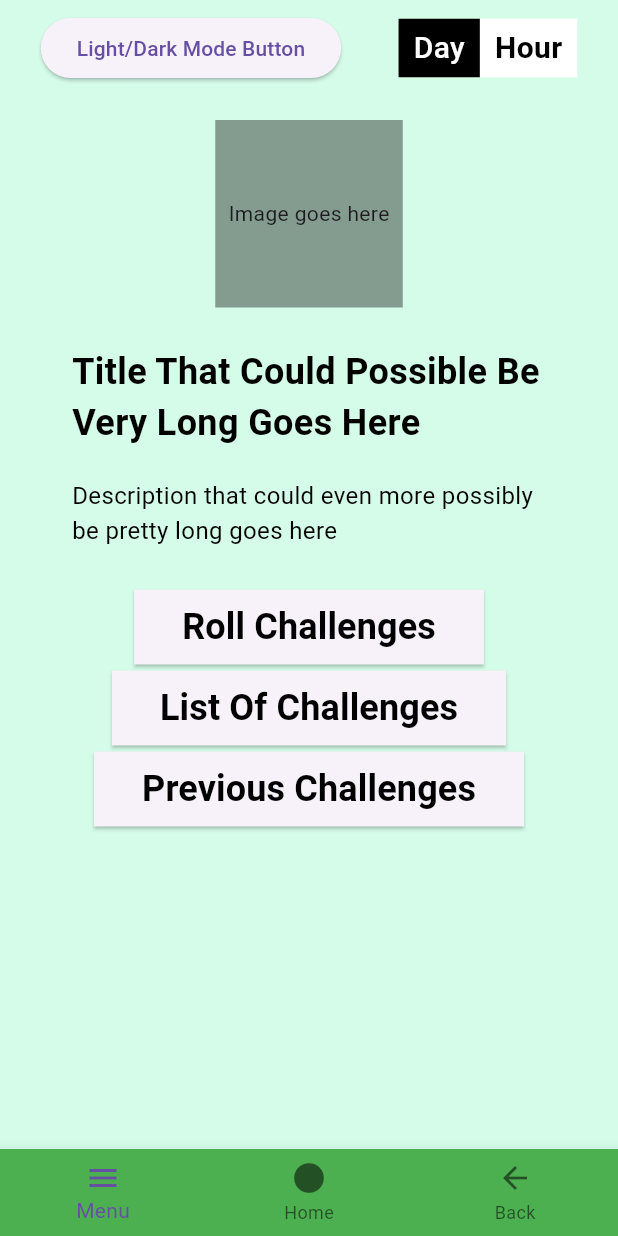
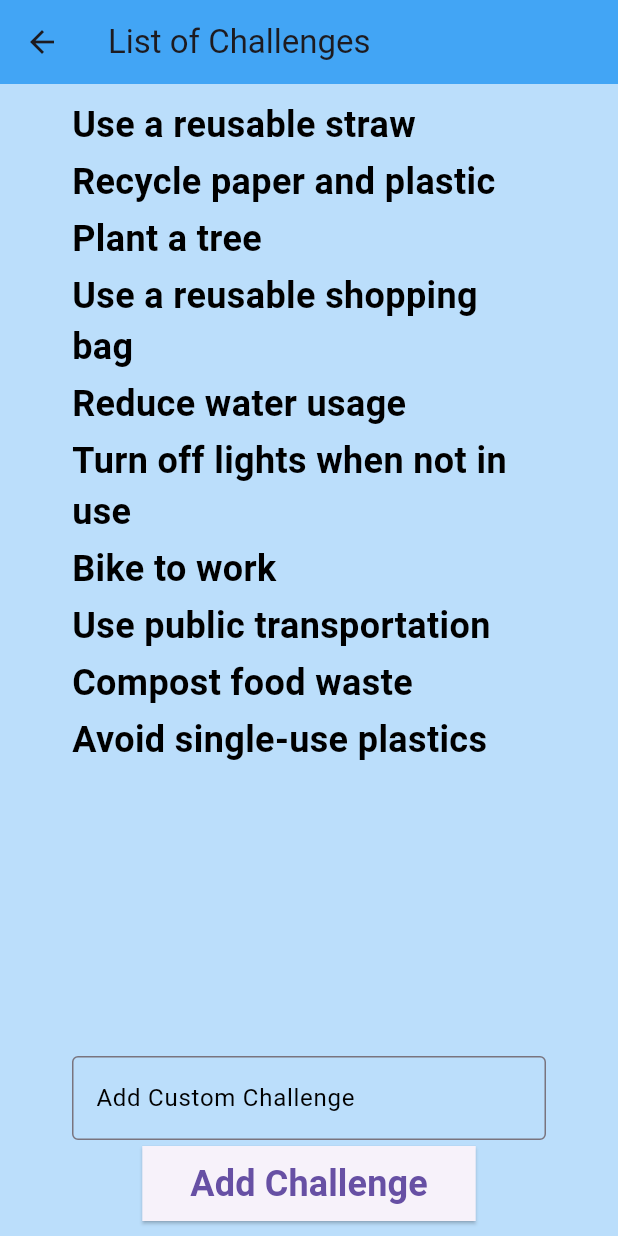
Before and after one commit to Sabagan/EcoQuest, a Flutter app: the screen it shows after launch, after a tap on "List Of Challenges", on a phone screen of 412 x 824 dp. Run offline on Flutter 3.47's test engine with Material 3 defaults, Android fonts, the phone set to English and light mode, and no system bars.

Commit message:
Challenge Page

```diff
--- a/lib/main.dart
+++ b/lib/main.dart
@@ -1,4 +1,5 @@
 import 'package:ecoquest/pages/main_page.dart';
+import 'package:ecoquest/pages/list_challenges_page.dart';
 import 'package:flutter/material.dart';
 
 void main() {
@@ -32,6 +33,8 @@ class _MyAppState extends State<MyApp> {
       routes: {
         '/': (context) =>
             MainPage(toggleTheme: _toggleTheme, isDarkMode: _isDarkMode),
+        '/list_challenges': (context) =>
+            ListChallengesPage(isDarkMode: _isDarkMode),
       },
     );
   }
--- /dev/null
+++ b/lib/pages/list_challenges_page.dart
@@ -0,0 +1,102 @@
+import 'package:flutter/material.dart';
+
+class ListChallengesPage extends StatefulWidget {
+  final bool isDarkMode;
+
+  const ListChallengesPage({super.key, required this.isDarkMode});
+
+  @override
+  _ListChallengesPageState createState() => _ListChallengesPageState();
+}
+
+class _ListChallengesPageState extends State<ListChallengesPage> {
+  final List<String> challenges = [
+    "Use a reusable straw",
+    "Recycle paper and plastic",
+    "Plant a tree",
+    "Use a reusable shopping bag",
+    "Reduce water usage",
+    "Turn off lights when not in use",
+    "Bike to work",
+    "Use public transportation",
+    "Compost food waste",
+    "Avoid single-use plastics"
+  ];
+
+  final TextEditingController _controller = TextEditingController();
+
+  void _addCustomChallenge() {
+    if (_controller.text.isNotEmpty) {
+      setState(() {
+        challenges.add(_controller.text);
+        _controller.clear();
+      });
+    }
+  }
+
+  @override
+  Widget build(BuildContext context) {
+    final textStyle = TextStyle(
+      color: widget.isDarkMode ? Colors.white : Colors.black,
+      fontSize: 24,
+      fontWeight: FontWeight.bold,
+    );
+
+    return Scaffold(
+      backgroundColor: widget.isDarkMode ? Colors.blue[400] : Colors.blue[100],
+      appBar: AppBar(
+        title: const Text("List of Challenges"),
+        backgroundColor:
+            widget.isDarkMode ? Colors.blue[100] : Colors.blue[400],
+      ),
+      body: Padding(
+        padding: const EdgeInsets.all(8.0),
+        child: Column(
+          children: [
+            Expanded(
+              child: ListView.builder(
+                itemCount: challenges.length,
+                itemBuilder: (context, index) {
+                  return Padding(
+                    padding:
+                        const EdgeInsets.symmetric(vertical: 2, horizontal: 40),
+                    child: Text(challenges[index], style: textStyle),
+                  );
+                },
+              ),
+            ),
+            Padding(
+              padding: const EdgeInsets.symmetric(vertical: 2, horizontal: 40),
+              child: TextField(
+                controller: _controller,
+                decoration: InputDecoration(
+                  labelText: "Add Custom Challenge",
+                  labelStyle: TextStyle(
+                      color: widget.isDarkMode ? Colors.white : Colors.black),
+                  border: const OutlineInputBorder(),
+                ),
+                style: TextStyle(
+                    color: widget.isDarkMode ? Colors.white : Colors.black),
+              ),
+            ),
+            Padding(
+              padding: const EdgeInsets.symmetric(vertical: 2, horizontal: 40),
+              child: ElevatedButton(
+                style: ElevatedButton.styleFrom(
+                  shape: const RoundedRectangleBorder(),
+                ),
+                onPressed: _addCustomChallenge,
+                child: const Padding(
+                  padding: EdgeInsets.all(8.0),
+                  child: Text("Add Challenge",
+                      style:
+                          TextStyle(fontSize: 24, fontWeight: FontWeight.bold)),
+                ),
+              ),
+            ),
+          ],
+        ),
+      ),
+    );
+  }
+}
--- a/lib/pages/main_page.dart
+++ b/lib/pages/main_page.dart
@@ -9,13 +9,22 @@ class MainPage extends StatelessWidget {
 
   @override
   Widget build(BuildContext context) {
+    final textStyle = TextStyle(
+      color: isDarkMode ? Colors.white : Colors.black,
+      fontSize: 24,
+      fontWeight: FontWeight.bold,
+    );
+
+    final descriptionStyle = TextStyle(
+      color: isDarkMode ? Colors.white : Colors.black,
+      fontSize: 16,
+      fontWeight: FontWeight.normal,
+    );
+
     return Scaffold(
-      backgroundColor: isDarkMode
-          ? Color.fromARGB(255, 11, 63, 24)
-          : const Color.fromARGB(255, 213, 252, 233),
+      backgroundColor: isDarkMode ? Colors.blue[400] : Colors.blue[100],
       bottomNavigationBar: BottomNavigationBar(
-        backgroundColor:
-            isDarkMode ? Color.fromARGB(255, 27, 81, 50) : Colors.green,
+        backgroundColor: isDarkMode ? Colors.blue[100] : Colors.blue[400],
         items: const [
           BottomNavigationBarItem(icon: Icon(Icons.menu), label: "Menu"),
           BottomNavigationBarItem(icon: Icon(Icons.circle), label: "Home"),
@@ -80,13 +89,8 @@ class MainPage extends StatelessWidget {
               padding: const EdgeInsets.symmetric(vertical: 2, horizontal: 40),
               child: Align(
                 alignment: Alignment.centerLeft,
-                child: const Text(
-                  "Title That Could Possible Be Very Long Goes Here",
-                  style: TextStyle(
-                      color: Colors.black,
-                      fontSize: 24,
-                      fontWeight: FontWeight.bold),
-                ),
+                child: Text("Title That Could Possible Be Very Long Goes Here",
+                    style: textStyle),
               ),
             ),
             const SizedBox(
@@ -96,13 +100,9 @@ class MainPage extends StatelessWidget {
               padding: const EdgeInsets.symmetric(vertical: 2, horizontal: 40),
               child: Align(
                 alignment: Alignment.centerLeft,
-                child: const Text(
-                  "Description that could even more possibly be pretty long goes here",
-                  style: TextStyle(
-                      color: Colors.black,
-                      fontSize: 16,
-                      fontWeight: FontWeight.normal),
-                ),
+                child: Text(
+                    "Description that could even more possibly be pretty long goes here",
+                    style: descriptionStyle),
               ),
             ),
             const SizedBox(
@@ -115,15 +115,9 @@ class MainPage extends StatelessWidget {
                   shape: const RoundedRectangleBorder(),
                 ),
                 onPressed: () => print("Roll challenges"),
-                child: const Padding(
-                  padding: EdgeInsets.all(8.0),
-                  child: Text(
-                    "Roll Challenges",
-                    style: TextStyle(
-                        color: Colors.black,
-                        fontSize: 24,
-                        fontWeight: FontWeight.bold),
-                  ),
+                child: Padding(
+                  padding: const EdgeInsets.all(8.0),
+                  child: Text("Roll Challenges", style: textStyle),
                 ),
               ),
             ),
@@ -133,16 +127,12 @@ class MainPage extends StatelessWidget {
                 style: ElevatedButton.styleFrom(
                   shape: const RoundedRectangleBorder(),
                 ),
-                onPressed: () => print("List Of Challenges"),
-                child: const Padding(
-                  padding: EdgeInsets.all(8.0),
-                  child: Text(
-                    "List Of Challenges",
-                    style: TextStyle(
-                        color: Colors.black,
-                        fontSize: 24,
-                        fontWeight: FontWeight.bold),
-                  ),
+                onPressed: () {
+                  Navigator.pushNamed(context, '/list_challenges');
+                },
+                child: Padding(
+                  padding: const EdgeInsets.all(8.0),
+                  child: Text("List Of Challenges", style: textStyle),
                 ),
               ),
             ),
@@ -153,15 +143,9 @@ class MainPage extends StatelessWidget {
                   shape: const RoundedRectangleBorder(),
                 ),
                 onPressed: () => print("Previous Challenges"),
-                child: const Padding(
-                  padding: EdgeInsets.all(8.0),
-                  child: Text(
-                    "Previous Challenges",
-                    style: TextStyle(
-                        color: Colors.black,
-                        fontSize: 24,
-                        fontWeight: FontWeight.bold),
-                  ),
+                child: Padding(
+                  padding: const EdgeInsets.all(8.0),
+                  child: Text("Previous Challenges", style: textStyle),
                 ),
               ),
             ),
```
Also changed, not shown: pubspec.yaml (line endings or trailing spaces).
